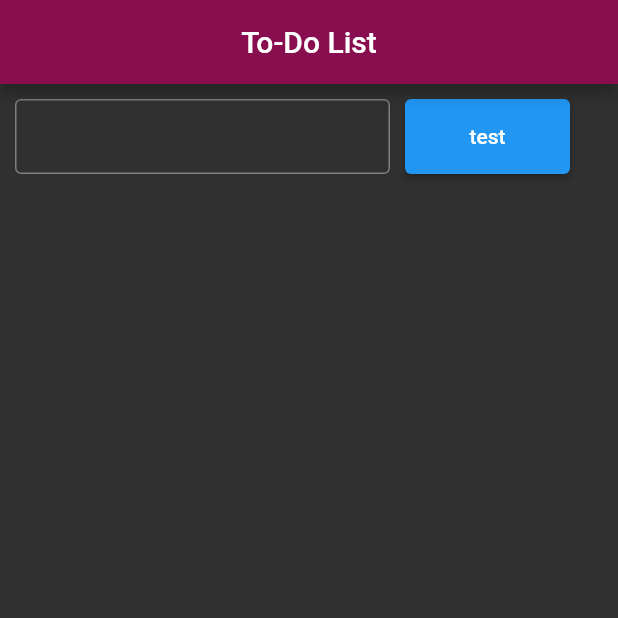
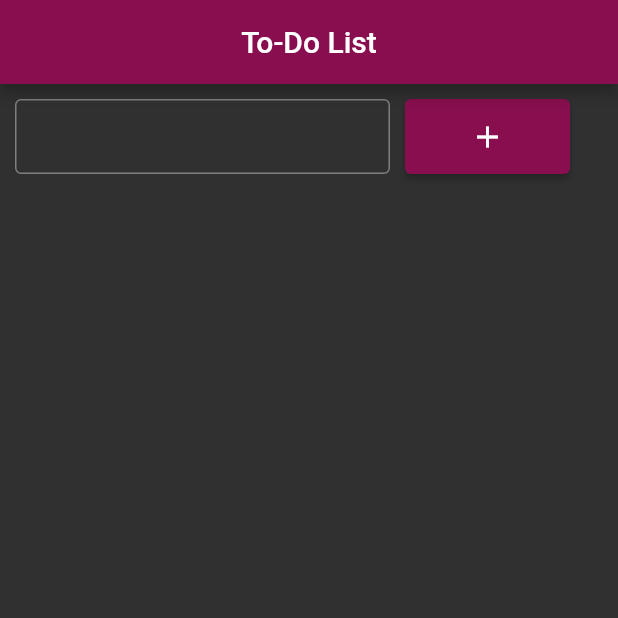
Before and after one commit to johanrecaman/Sticky-Notes, a Flutter app: the screen it shows after launch, on a phone screen of 412 x 824 dp, the top half of it. Run offline on Flutter 3.47's test engine with Material 2 defaults, Android fonts, the phone set to English and light mode, and no system bars.

Commit message:
Task card initial idea created

```diff
--- /dev/null
+++ b/flutter_sticky_notes/lib/app/controller/notes_controller.dart
@@ -0,0 +1,11 @@
+class NotesController {
+  List taskList = [];
+
+  String getTask(int index) {
+    return taskList[index];
+  }
+
+  void newTask(String value) {
+    taskList.add(value);
+  }
+}
--- a/flutter_sticky_notes/lib/app/view/notes_view.dart
+++ b/flutter_sticky_notes/lib/app/view/notes_view.dart
@@ -1,5 +1,6 @@
 import 'package:flutter/cupertino.dart';
 import 'package:flutter/material.dart';
+import 'package:flutter_sticky_notes/app/controller/notes_controller.dart';
 
 class NotesView extends StatefulWidget {
   @override
@@ -9,14 +10,15 @@ class NotesView extends StatefulWidget {
 }
 
 class NotesViewState extends State<NotesView> {
+  TextEditingController _textEditingController = new TextEditingController();
+  NotesController _notesController = new NotesController();
   @override
   Widget build(BuildContext context) {
     return Scaffold(
-      appBar: AppBar(
-        title: Center(child: Text('To-Do List')),
-      ),
-      body: Column(
-        children: [
+        appBar: AppBar(
+          title: Center(child: Text('To-Do List')),
+        ),
+        body: Column(children: [
           Row(
             children: [
               Padding(
@@ -25,6 +27,7 @@ class NotesViewState extends State<NotesView> {
                     height: 50,
                     width: 250,
                     child: TextField(
+                        controller: _textEditingController,
                         decoration:
                             InputDecoration(border: OutlineInputBorder()))),
               ),
@@ -34,16 +37,26 @@ class NotesViewState extends State<NotesView> {
                   height: 50,
                   width: 110,
                   child: ElevatedButton(
-                    onPressed: () {},
-                    style: ElevatedButton.styleFrom(),
-                    child: Text('test'),
+                    onPressed: () {
+                      setState(() {
+                        _notesController.newTask(_textEditingController.text);
+                      });
+                    },
+                    style:
+                        ElevatedButton.styleFrom(primary: Colors.pink.shade900),
+                    child: Icon(Icons.add),
                   ),
                 ),
               )
             ],
-          )
-        ],
-      ),
-    );
+          ),
+          Expanded(
+            child: ListView.builder(
+                itemCount: _notesController.taskList.length,
+                itemBuilder: (context, index) {
+                  return Text(_notesController.getTask(index));
+                }),
+          ),
+        ]));
   }
 }
```
